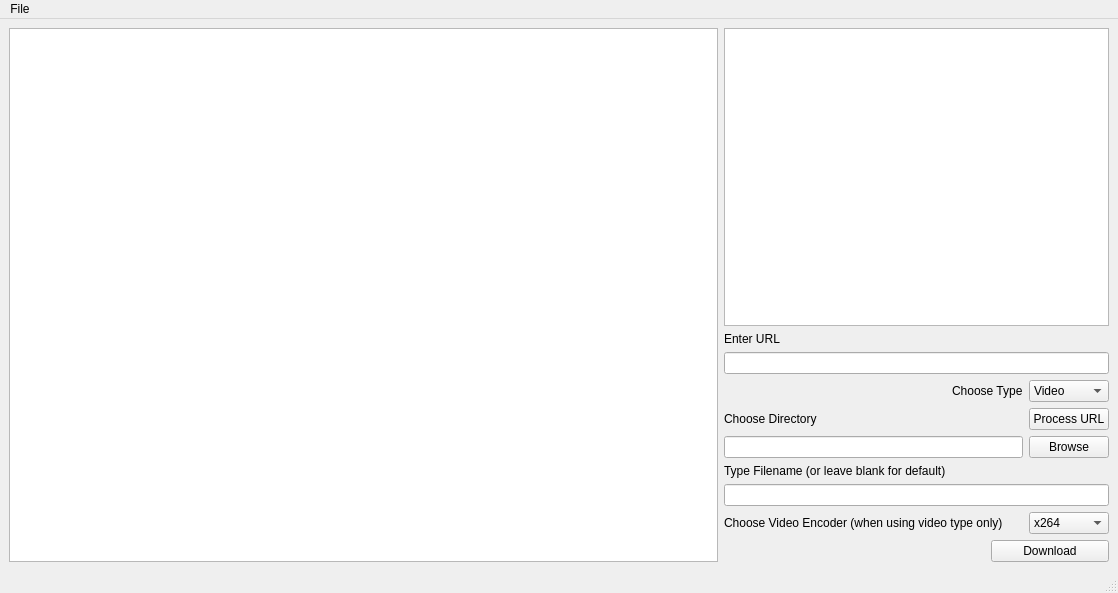
The window that pydownload.ui (RebelliousPebble/youtubeconverter) describes before a commit, drawn with Qt 5.
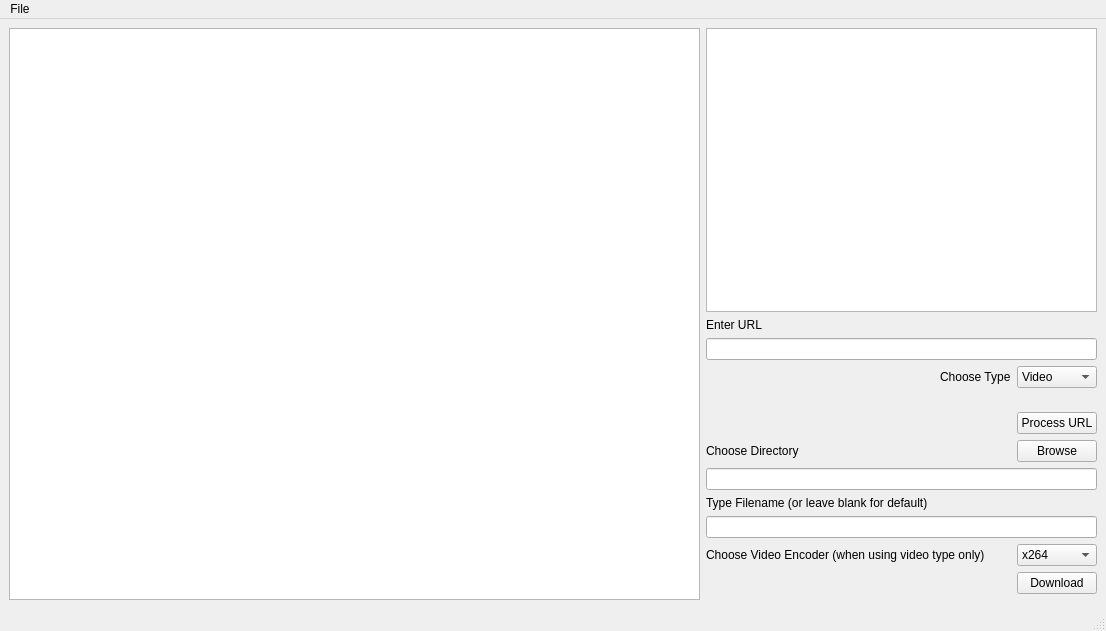
The same window after the commit.

Diff of the .ui file:
```diff
--- a/pydownload.ui
+++ b/pydownload.ui
@@ -6,8 +6,8 @@
    <rect>
     <x>0</x>
     <y>0</y>
-    <width>1118</width>
-    <height>593</height>
+    <width>1106</width>
+    <height>631</height>
    </rect>
   </property>
   <property name="windowTitle">
@@ -15,7 +15,31 @@
   </property>
   <widget class="QWidget" name="centralwidget">
    <layout class="QGridLayout" name="gridLayout">
-    <item row="0" column="0" rowspan="10">
+    <item row="8" column="4">
+     <widget class="QPushButton" name="browseDir">
+      <property name="text">
+       <string>Browse</string>
+      </property>
+     </widget>
+    </item>
+    <item row="10" column="1">
+     <widget class="QLabel" name="label">
+      <property name="text">
+       <string>Type Filename (or leave blank for default)</string>
+      </property>
+     </widget>
+    </item>
+    <item row="8" column="1">
+     <widget class="QLabel" name="chooseDirectory">
+      <property name="text">
+       <string>Choose Directory</string>
+      </property>
+     </widget>
+    </item>
+    <item row="2" column="1" colspan="4">
+     <widget class="QLineEdit" name="urlBox"/>
+    </item>
+    <item row="0" column="0" rowspan="15">
      <widget class="QTableWidget" name="fileTable"/>
     </item>
     <item row="0" column="1" colspan="4">
@@ -28,10 +52,50 @@
       </property>
      </widget>
     </item>
-    <item row="2" column="1" colspan="4">
-     <widget class="QLineEdit" name="urlBox"/>
+    <item row="13" column="4">
+     <widget class="QPushButton" name="download">
+      <property name="text">
+       <string>Download</string>
+      </property>
+     </widget>
     </item>
-    <item row="3" column="2" colspan="2">
+    <item row="11" column="1" colspan="4">
+     <widget class="QLineEdit" name="filename"/>
+    </item>
+    <item row="12" column="4">
+     <widget class="QComboBox" name="fileFormat">
+      <item>
+       <property name="text">
+        <string>x264</string>
+       </property>
+      </item>
+     </widget>
+    </item>
+    <item row="12" column="1" colspan="3">
+     <widget class="QLabel" name="format">
+      <property name="text">
+       <string>Choose Video Encoder (when using video type only)</string>
+      </property>
+     </widget>
+    </item>
+    <item row="7" column="4">
+     <widget class="QPushButton" name="processURL">
+      <property name="text">
+       <string>Process URL</string>
+      </property>
+     </widget>
+    </item>
+    <item row="9" column="1" colspan="4">
+     <widget class="QLineEdit" name="dlDirectory">
+      <property name="frame">
+       <bool>true</bool>
+      </property>
+      <property name="dragEnabled">
+       <bool>true</bool>
+      </property>
+     </widget>
+    </item>
+    <item row="3" column="3">
      <widget class="QLabel" name="type">
       <property name="text">
        <string>Choose Type</string>
@@ -52,63 +116,6 @@
       </item>
      </widget>
     </item>
-    <item row="4" column="1">
-     <widget class="QLabel" name="chooseDirectory">
-      <property name="text">
-       <string>Choose Directory</string>
-      </property>
-     </widget>
-    </item>
-    <item row="4" column="4">
-     <widget class="QPushButton" name="processURL">
-      <property name="text">
-       <string>Process URL</string>
-      </property>
-     </widget>
-    </item>
-    <item row="5" column="1" colspan="3">
-     <widget class="QLineEdit" name="dlDirectory"/>
-    </item>
-    <item row="5" column="4">
-     <widget class="QPushButton" name="browseDir">
-      <property name="text">
-       <string>Browse</string>
-      </property>
-     </widget>
-    </item>
-    <item row="6" column="1">
-     <widget class="QLabel" name="label">
-      <property name="text">
-       <string>Type Filename (or leave blank for default)</string>
-      </property>
-     </widget>
-    </item>
-    <item row="7" column="1" colspan="4">
-     <widget class="QLineEdit" name="filename"/>
-    </item>
-    <item row="8" column="4">
-     <widget class="QComboBox" name="fileFormat">
-      <item>
-       <property name="text">
-        <string>x264</string>
-       </property>
-      </item>
-     </widget>
-    </item>
-    <item row="9" column="3" colspan="2">
-     <widget class="QPushButton" name="download">
-      <property name="text">
-       <string>Download</string>
-      </property>
-     </widget>
-    </item>
-    <item row="8" column="1" colspan="3">
-     <widget class="QLabel" name="format">
-      <property name="text">
-       <string>Choose Video Encoder (when using video type only)</string>
-      </property>
-     </widget>
-    </item>
    </layout>
   </widget>
   <widget class="QMenuBar" name="menubar">
@@ -116,7 +123,7 @@
     <rect>
      <x>0</x>
      <y>0</y>
-     <width>1118</width>
+     <width>1106</width>
      <height>21</height>
     </rect>
    </property>
```
Left out of the diff: 4 changed lines with no effect on the pictures.
